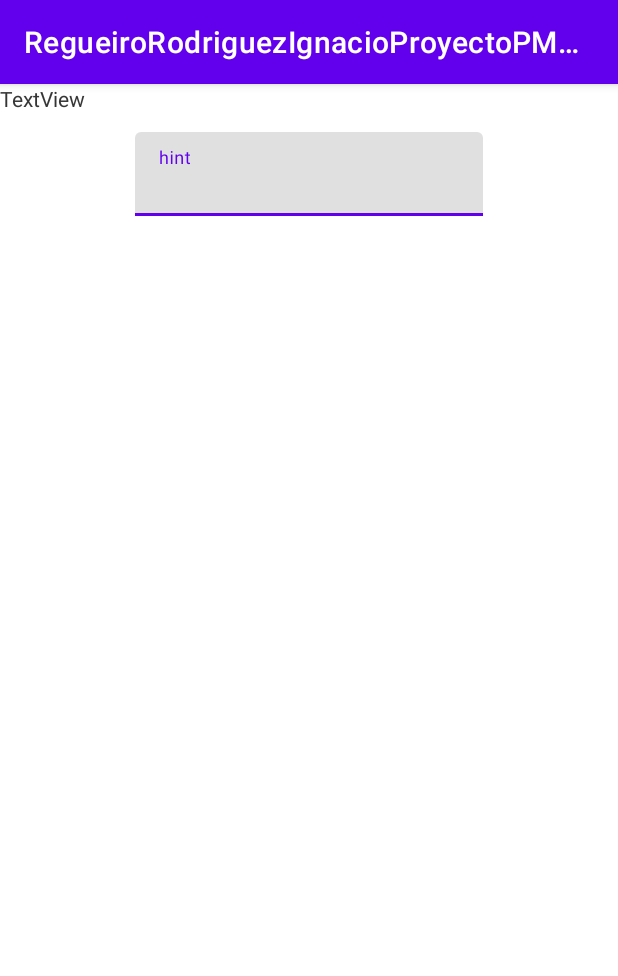
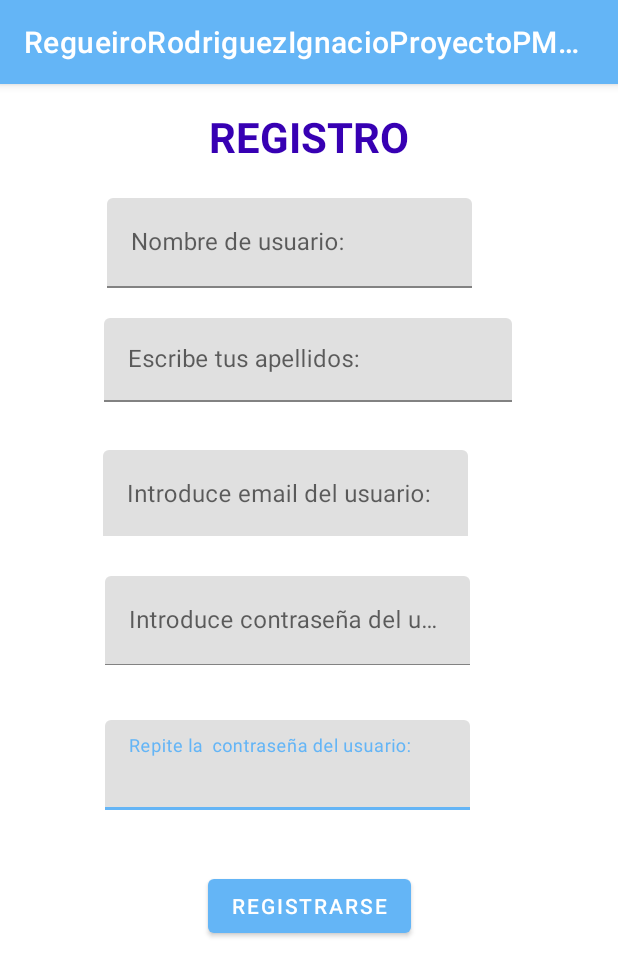
Before and after one commit to nachoregueiro/RegueiroRodriguezIgnacioProyectoPMDM, an Android app: the SegundaActivity screen opened directly, with no data from a screen before it, on a phone screen of 412 x 824 dp. Shown: the top 976 px of the screen. Run offline under Robolectric (Android 15) with nearby library versions, the phone set to English and light mode, and no system bars.

Commit message:
Creado el login y el registro.

```diff
--- a/app/src/main/res/layout/activity_main.xml
+++ b/app/src/main/res/layout/activity_main.xml
@@ -50,7 +50,7 @@
     <EditText
         android:id="@+id/eTextoContraseña"
         android:layout_width="162dp"
-        android:layout_height="41dp"
+        android:layout_height="48dp"
         android:layout_marginTop="28dp"
         android:ems="10"
         android:hint="Contraseña"
@@ -78,6 +78,8 @@
         android:layout_height="38dp"
         android:layout_marginTop="60dp"
         android:text="LOGIN"
+        android:textSize="28dp"
+        android:textStyle="bold"
         android:textAlignment="center"
         android:textColor="@color/purple_700"
         app:layout_constraintBottom_toTopOf="@+id/eTextoUsuario"
--- a/app/src/main/res/layout/activity_segunda.xml
+++ b/app/src/main/res/layout/activity_segunda.xml
@@ -7,33 +7,114 @@
     tools:context=".SegundaActivity">
 
     <TextView
-        android:id="@+id/textView4"
-        android:layout_width="wrap_content"
-        android:layout_height="wrap_content"
-        android:text="TextView"
-        tools:layout_editor_absoluteX="234dp"
-        tools:layout_editor_absoluteY="99dp" />
-
-    <TextView
-        android:id="@+id/textView3"
-        android:layout_width="wrap_content"
-        android:layout_height="wrap_content"
-        android:text="TextView"
-        tools:layout_editor_absoluteX="234dp"
-        tools:layout_editor_absoluteY="99dp" />
+        android:id="@+id/textView2"
+        android:layout_width="183dp"
+        android:layout_height="38dp"
+        android:layout_marginTop="16dp"
+        android:text="REGISTRO"
+        android:textAlignment="center"
+        android:textColor="@color/purple_700"
+        android:textSize="28dp"
+        android:textStyle="bold"
+        app:layout_constraintBottom_toTopOf="@+id/eTextoUsuario"
+        app:layout_constraintEnd_toEndOf="parent"
+        app:layout_constraintStart_toStartOf="parent"
+        app:layout_constraintTop_toTopOf="parent"
+        app:layout_constraintVertical_bias="0.0" />
 
     <com.google.android.material.textfield.TextInputLayout
-        android:layout_width="232dp"
-        android:layout_height="wrap_content"
-        android:layout_marginTop="32dp"
+        android:id="@+id/textLayout1"
+        android:layout_width="330dp"
+        android:layout_height="80dp"
+        android:layout_marginTop="416dp"
+        android:hint="Repite la  contraseña del usuario:"
         app:layout_constraintEnd_toEndOf="parent"
+        app:layout_constraintHorizontal_bias="0.851"
         app:layout_constraintStart_toStartOf="parent"
         app:layout_constraintTop_toTopOf="parent">
 
         <com.google.android.material.textfield.TextInputEditText
-            android:layout_width="match_parent"
+            android:layout_width="243dp"
+            android:layout_height="60dp"
+            android:layout_marginTop="8dp" />
+    </com.google.android.material.textfield.TextInputLayout>
+
+    <com.google.android.material.textfield.TextInputLayout
+        android:id="@+id/textLayout2"
+        android:layout_width="326dp"
+        android:layout_height="67dp"
+        android:layout_marginTop="320dp"
+        android:hint="Introduce contraseña del usuario:"
+        app:layout_constraintEnd_toEndOf="parent"
+        app:layout_constraintHorizontal_bias="0.811"
+        app:layout_constraintStart_toStartOf="parent"
+        app:layout_constraintTop_toTopOf="parent">
+
+        <com.google.android.material.textfield.TextInputEditText
+            android:layout_width="243dp"
+            android:layout_height="60dp"
+            android:layout_marginTop="8dp" />
+    </com.google.android.material.textfield.TextInputLayout>
+
+    <com.google.android.material.textfield.TextInputLayout
+        android:id="@+id/textLayout3"
+        android:layout_width="304dp"
+        android:layout_height="65dp"
+        android:layout_marginTop="236dp"
+        android:hint="Introduce email del usuario:"
+        app:layout_constraintEnd_toEndOf="parent"
+        app:layout_constraintHorizontal_bias="0.635"
+        app:layout_constraintStart_toStartOf="parent"
+        app:layout_constraintTop_toTopOf="parent">
+
+        <com.google.android.material.textfield.TextInputEditText
+            android:layout_width="243dp"
+            android:layout_height="60dp"
+            android:layout_marginTop="8dp" />
+
+    </com.google.android.material.textfield.TextInputLayout>
+
+    <com.google.android.material.textfield.TextInputLayout
+        android:id="@+id/textLayout4"
+        android:layout_width="295dp"
+        android:layout_height="72dp"
+        android:layout_marginTop="68dp"
+        android:hint="Nombre de usuario:"
+        app:layout_constraintEnd_toEndOf="parent"
+        app:layout_constraintHorizontal_bias="0.612"
+        app:layout_constraintStart_toStartOf="parent"
+        app:layout_constraintTop_toTopOf="parent">
+
+        <com.google.android.material.textfield.TextInputEditText
+            android:layout_width="243dp"
+            android:layout_height="60dp"
+            android:layout_marginTop="8dp" />
+    </com.google.android.material.textfield.TextInputLayout>
+
+    <Button
+        android:id="@+id/button3"
+        android:layout_width="wrap_content"
+        android:layout_height="wrap_content"
+        android:layout_marginTop="28dp"
+        android:text="REGISTRARSE"
+        app:layout_constraintEnd_toEndOf="parent"
+        app:layout_constraintStart_toStartOf="parent"
+        app:layout_constraintTop_toBottomOf="@+id/textLayout1" />
+
+    <com.google.android.material.textfield.TextInputLayout
+        android:id="@+id/textLayout5"
+        android:layout_width="297dp"
+        android:layout_height="66dp"
+        android:layout_marginTop="156dp"
+        app:layout_constraintEnd_toEndOf="parent"
+        app:layout_constraintHorizontal_bias="0.605"
+        app:layout_constraintStart_toStartOf="parent"
+        app:layout_constraintTop_toTopOf="parent">
+
+        <com.google.android.material.textfield.TextInputEditText
+            android:layout_width="272dp"
             android:layout_height="wrap_content"
-            android:hint="hint" />
+            android:hint="Escribe tus apellidos:" />
     </com.google.android.material.textfield.TextInputLayout>
 
 </androidx.constraintlayout.widget.ConstraintLayout>
--- a/app/src/main/res/values/colors.xml
+++ b/app/src/main/res/values/colors.xml
@@ -7,4 +7,8 @@
     <color name="teal_700">#FF018786</color>
     <color name="black">#FF000000</color>
     <color name="white">#FFFFFFFF</color>
+    <color name="primaryColor">#64b5f6</color>
+    <color name="primaryLightColor">#9be7ff</color>
+    <color name="primaryDarkColor">#2286c3</color>
+    <color name="primaryTextColor">#000000</color>
 </resources>
--- a/app/src/main/res/values/themes.xml
+++ b/app/src/main/res/values/themes.xml
@@ -2,7 +2,7 @@
     <!-- Base application theme. -->
     <style name="Theme.RegueiroRodriguezIgnacioProyectoPMDM" parent="Theme.MaterialComponents.DayNight.DarkActionBar">
         <!-- Primary brand color. -->
-        <item name="colorPrimary">@color/purple_500</item>
+        <item name="colorPrimary">#64b5f6</item>
         <item name="colorPrimaryVariant">@color/purple_700</item>
         <item name="colorOnPrimary">@color/white</item>
         <!-- Secondary brand color. -->
```
